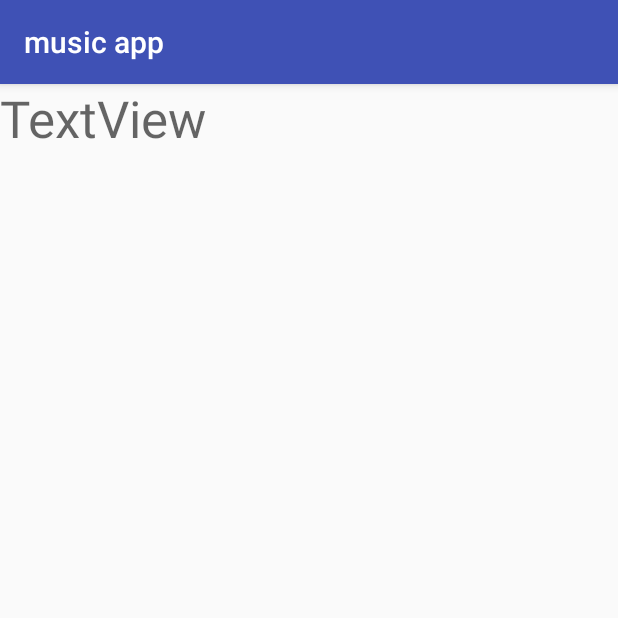
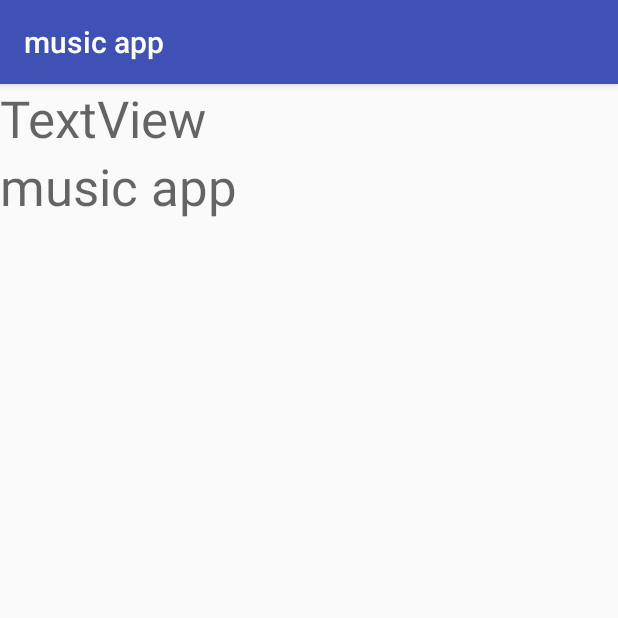
Before and after one commit to sharmavivek223/music-app, an Android app: the screen it shows after launch (MainActivity), on a phone screen of 412 x 824 dp, the top half of it. Run offline under Robolectric (Android 15) with nearby library versions, the phone set to English and light mode, and no system bars.

Commit message:
trial change

```diff
--- a/app/build.gradle
+++ b/app/build.gradle
@@ -4,7 +4,7 @@ android {
     compileSdkVersion 27
     defaultConfig {
         applicationId "com.example.user.musicapp"
-        minSdkVersion 19
+        minSdkVersion 21
         targetSdkVersion 27
         versionCode 1
         versionName "1.0"
@@ -16,10 +16,12 @@ android {
             proguardFiles getDefaultProguardFile('proguard-android.txt'), 'proguard-rules.pro'
         }
     }
+    productFlavors {
+    }
 }
 
 dependencies {
-    implementation fileTree(dir: 'libs', include: ['*.jar'])
+    implementation fileTree(include: ['*.jar'], dir: 'libs')
     implementation 'com.android.support:appcompat-v7:27.1.1'
     implementation 'com.android.support.constraint:constraint-layout:1.1.1'
     testImplementation 'junit:junit:4.12'
--- a/app/src/main/res/layout/activity_main.xml
+++ b/app/src/main/res/layout/activity_main.xml
@@ -1,6 +1,5 @@
 <?xml version="1.0" encoding="utf-8"?>
 <LinearLayout xmlns:android="http://schemas.android.com/apk/res/android"
-    xmlns:app="http://schemas.android.com/apk/res-auto"
     xmlns:tools="http://schemas.android.com/tools"
     android:layout_width="match_parent"
     android:layout_height="match_parent"
@@ -15,4 +14,10 @@
         android:textAppearance="@style/TextAppearance.AppCompat.Display1"
         tools:layout_editor_absoluteX="16dp"
         tools:layout_editor_absoluteY="16dp" />
+
+    <TextView
+        android:layout_width="match_parent"
+        android:layout_height="wrap_content"
+        android:text="@string/app_name"
+        android:textAppearance="@style/TextAppearance.AppCompat.Display1" />
 </LinearLayout>
```
